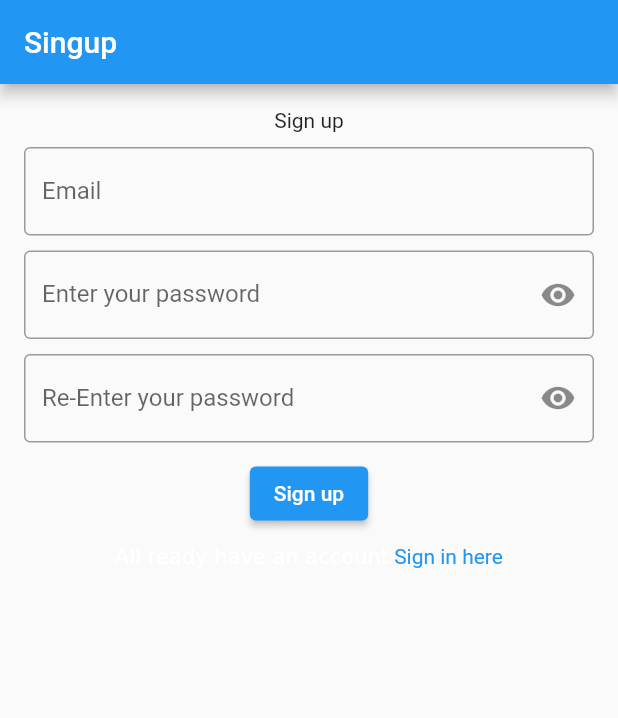
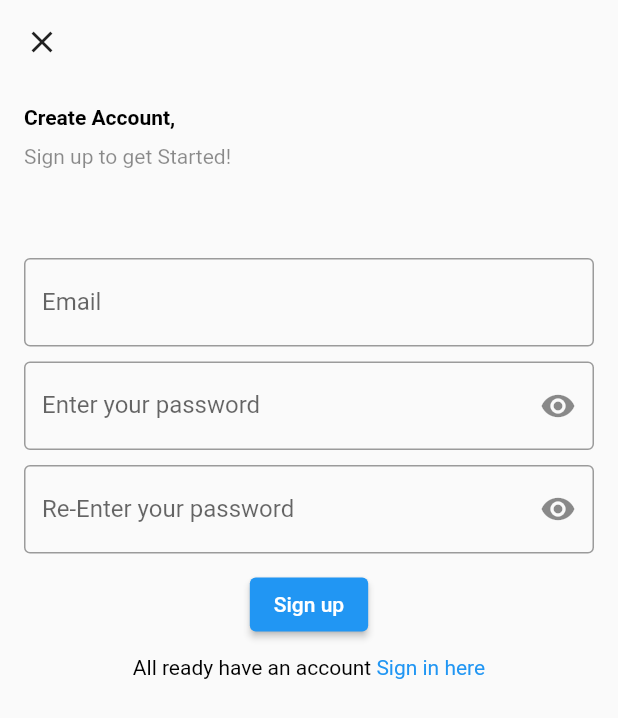
Before and after one commit to Anwar-Kabir/spaicy_food, a Flutter app: the Signup screen opened directly, on a phone screen of 412 x 824 dp. Shown: the top 718 px of the screen. Run offline on Flutter 3.47's test engine with Material 2 defaults, Android fonts, the phone set to English and light mode, and no system bars; our stand-ins replace carousel_slider, firebase_auth, firebase_core, form_field_validator, get, shimmer; accounts and stored records are empty.

```diff
--- a/lib/my_home_page.dart
+++ b/lib/my_home_page.dart
@@ -1,6 +1,7 @@
 import 'package:flutter/material.dart';
 import 'package:get/route_manager.dart';
 import 'package:spaicy_food/admin/admin_login.dart';
+import 'package:spaicy_food/admin/image_upload/image_upload_home.dart';
 import 'package:spaicy_food/bottom_navigation_bar/account.dart';
 import 'package:spaicy_food/bottom_navigation_bar/bottom_home.dart';
 import 'package:spaicy_food/bottom_navigation_bar/favorite.dart';
@@ -53,7 +54,8 @@ class _MyHomePageState extends State<MyHomePage> {
               ),
               IconButton(
                 onPressed: () {
-                  Get.off(const AdminLogin());
+                  Get.off( Home());
+
                 },
                 icon: const Icon(Icons.account_box),
               ),
--- a/lib/signin_signup/signup.dart
+++ b/lib/signin_signup/signup.dart
@@ -1,6 +1,8 @@
 import 'package:flutter/gestures.dart';
 import 'package:flutter/material.dart';
 import 'package:form_field_validator/form_field_validator.dart';
+import 'package:get/route_manager.dart';
+import 'package:spaicy_food/my_home_page.dart';
 import 'package:spaicy_food/signin_signup/firebase_reg.dart';
 import 'package:spaicy_food/signin_signup/signin.dart';
 
@@ -45,10 +47,11 @@ class _SignupState extends State<Signup> {
 
   @override
   Widget build(BuildContext context) {
-    return Scaffold(
-      appBar: AppBar(
+    return SafeArea(
+      child: Scaffold(
+        /*appBar: AppBar(
           title: const Text("Singup"),
-      ),
+        ),*/
         body: SingleChildScrollView(
           child: Padding(
             padding: const EdgeInsets.all(16.0),
@@ -56,7 +59,35 @@ class _SignupState extends State<Signup> {
               key: formkey,
               child: Column(
                 children: [
-                const Text('Sign up'),
+                  InkWell(
+                    child: Container(
+                      child: Align(
+                        alignment: Alignment.topLeft,
+                        child: Icon(Icons.close),
+                      ),
+                    ),
+                    onTap: () {
+                      Get.off(MyHomePage());
+                    },
+                  ),
+                  const SizedBox(
+                    height: 30.0,
+                  ),
+
+                  Align(
+                    alignment: Alignment.topLeft,
+                    child: const Text('Create Account,',style: TextStyle(color: Colors.black,
+                        fontWeight: FontWeight.bold),),
+                  ),
+                  const SizedBox(
+                    height: 10.0,
+                  ),
+                  Align(
+                      alignment: Alignment.topLeft,
+                      child: const Text('Sign up to get Started!',style: TextStyle(color: Colors.black45),)),
+                  const SizedBox(
+                    height: 50.0,
+                  ),
                   const SizedBox(
                     height: 10.0,
                   ),
@@ -137,8 +168,11 @@ class _SignupState extends State<Signup> {
                     height: 10.0,
                   ),
                   RichText(
+
                       text:
-                        TextSpan(text: 'All ready have an account', children: [
+                          TextSpan(
+                              style: TextStyle(color: Colors.black),
+                              text: 'All ready have an account', children: [
                     TextSpan(
                         text: ' Sign in here',
                         style: const TextStyle(color: Colors.blue),
@@ -155,6 +189,7 @@ class _SignupState extends State<Signup> {
             ),
           ),
         ),
+      ),
     );
   }
 }
--- a/pubspec.yaml
+++ b/pubspec.yaml
@@ -46,6 +46,7 @@ dependencies:
   flutter_animation_progress_bar: ^2.0.1
   shared_preferences: ^2.0.12
   http: ^0.13.4
+  path:
 
 
 dev_dependencies:
```
Also changed, not shown: lib/bottom_navigation_bar/account.dart (+24 -11 lines), lib/signin_signup/signin.dart (+39 -5 lines), pubspec.lock, 1 other file. Lines whose indentation alone changed are shown as unchanged.
